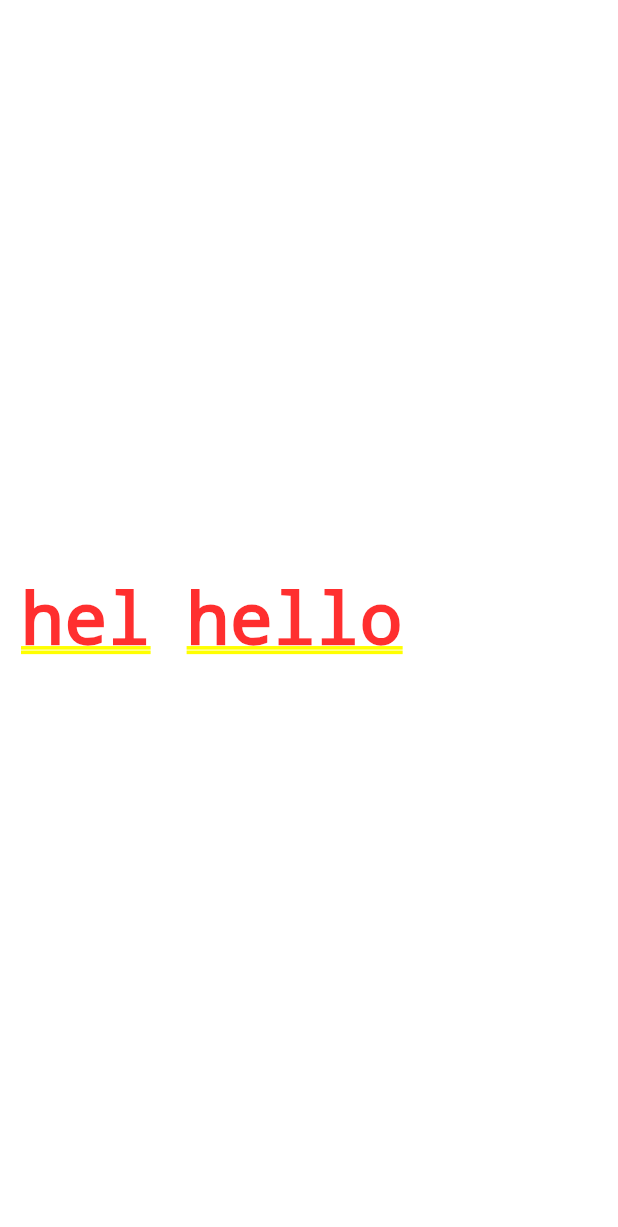
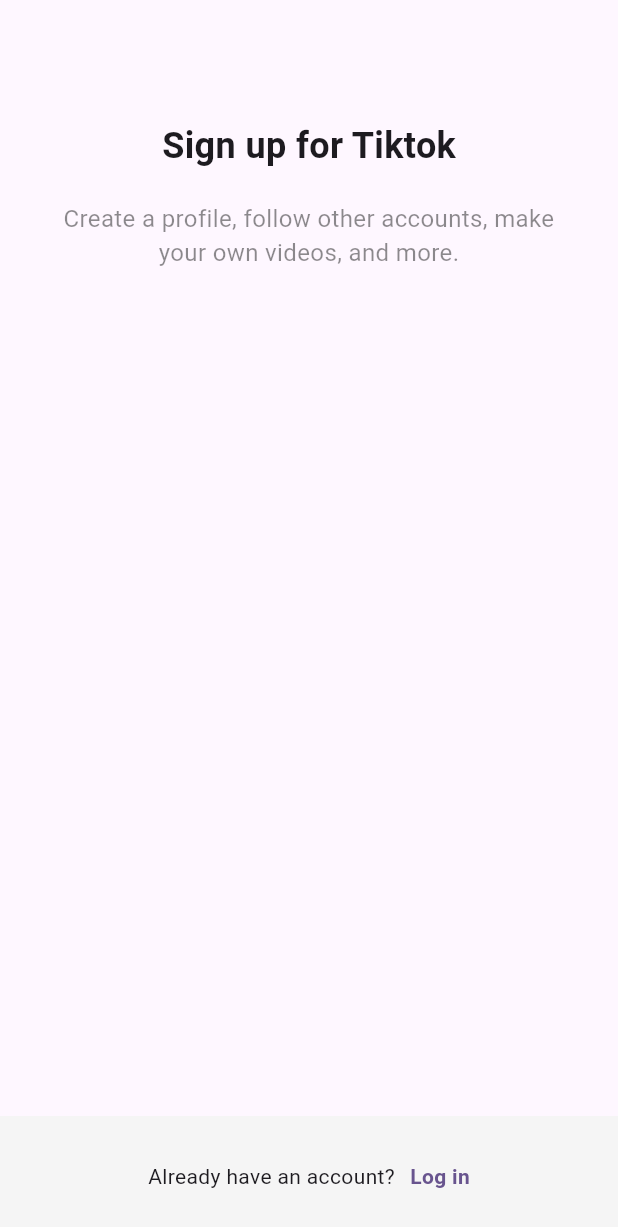
Before and after one commit to hwisaac/flutter_tiktok_clone, a Flutter app: the screen it shows after launch, on a phone screen of 412 x 824 dp. Shown: the top 1227 px of the screen. Run offline on Flutter 3.47's test engine with Material 3 defaults, Android fonts, the phone set to English and light mode, and no system bars.

Commit message:
sign up screen

```diff
--- a/lib/main.dart
+++ b/lib/main.dart
@@ -1,6 +1,7 @@
 import 'package:flutter/material.dart';
 import 'package:tiktok_clone/constants/gaps.dart';
 import 'package:tiktok_clone/constants/sizes.dart';
+import 'package:tiktok_clone/screens/sign_up/sign_up_screen.dart';
 
 void main() {
   runApp(const TikTokApp());
@@ -19,16 +20,7 @@ class TikTokApp extends StatelessWidget {
         colorScheme: ColorScheme.fromSeed(seedColor: Colors.deepPurple),
         useMaterial3: true,
       ),
-      home: Padding(
-        padding: const EdgeInsets.all(Sizes.size14),
-        child: Container(
-          child: Row(children: [
-            Text('hel'),
-            Gaps.h24,
-            Text('hello'),
-          ],)
-        ),
-      ),
+      home: SignUpScreen(),
 
     );
   }
--- /dev/null
+++ b/lib/screens/sign_up/sign_up_screen.dart
@@ -0,0 +1,54 @@
+import 'package:flutter/material.dart';
+import 'package:tiktok_clone/constants/gaps.dart';
+import 'package:tiktok_clone/constants/sizes.dart';
+
+class SignUpScreen extends StatelessWidget {
+  const SignUpScreen({super.key});
+
+  @override
+  Widget build(BuildContext context) {
+    return Scaffold(
+      body: const SafeArea(
+        child: Padding(
+          padding: EdgeInsets.symmetric( horizontal: Sizes.size40 ),
+          child: Column(
+            children: [
+              Gaps.v80,
+              Text('Sign up for Tiktok',
+              style: TextStyle(
+                fontSize: Sizes.size24,
+                fontWeight: FontWeight.w600,),),
+              Gaps.v20,
+              Text('Create a profile, follow other accounts, make your own videos, and more.',
+              style: TextStyle(
+                fontSize: Sizes.size16,
+                color: Colors.black45
+              ),
+              textAlign: TextAlign.center,)
+            ],
+          ),
+        ),
+      ),
+    bottomNavigationBar: BottomAppBar(
+      color: Colors.grey.shade100,
+      elevation: 2,
+      child: Padding(
+        padding: const EdgeInsets.symmetric(vertical: Sizes.size10),
+        child: Row(
+          mainAxisAlignment: MainAxisAlignment.center,
+            children: [
+              const Text("Already have an account?"),
+              Gaps.h10,
+              Text("Log in",
+              style: TextStyle(
+                color: Theme.of(context).primaryColor,
+                fontWeight: FontWeight.w600
+              ),),
+            ],
+          ),
+      ),
+
+    ),
+    );
+  }
+}
```
